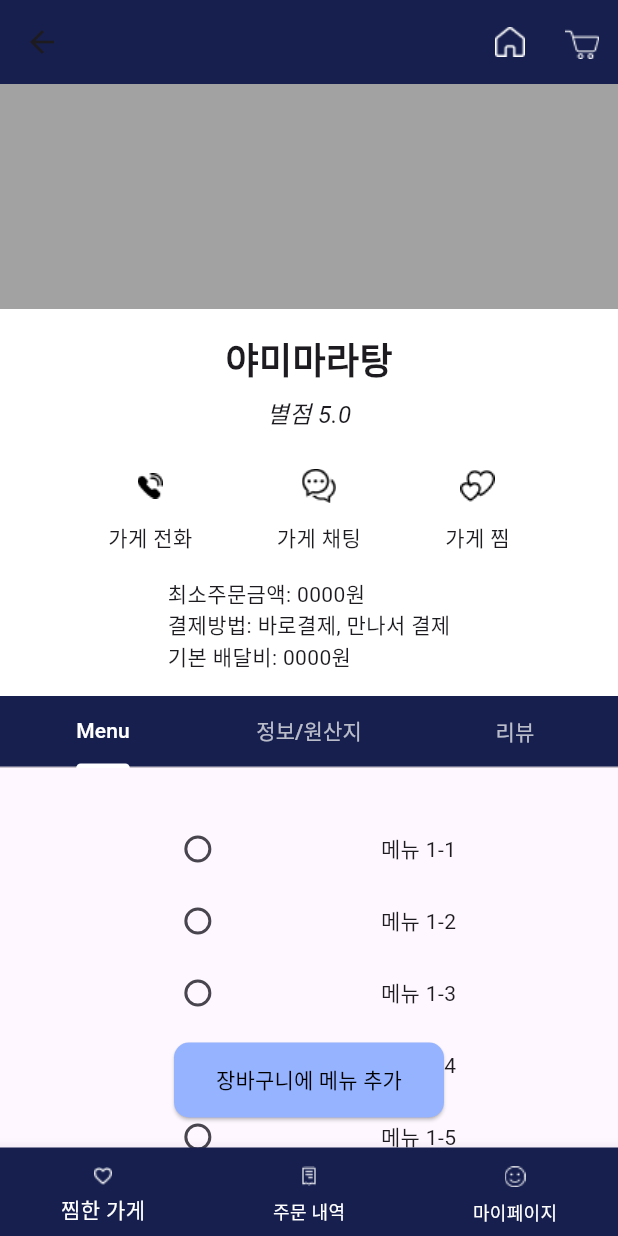
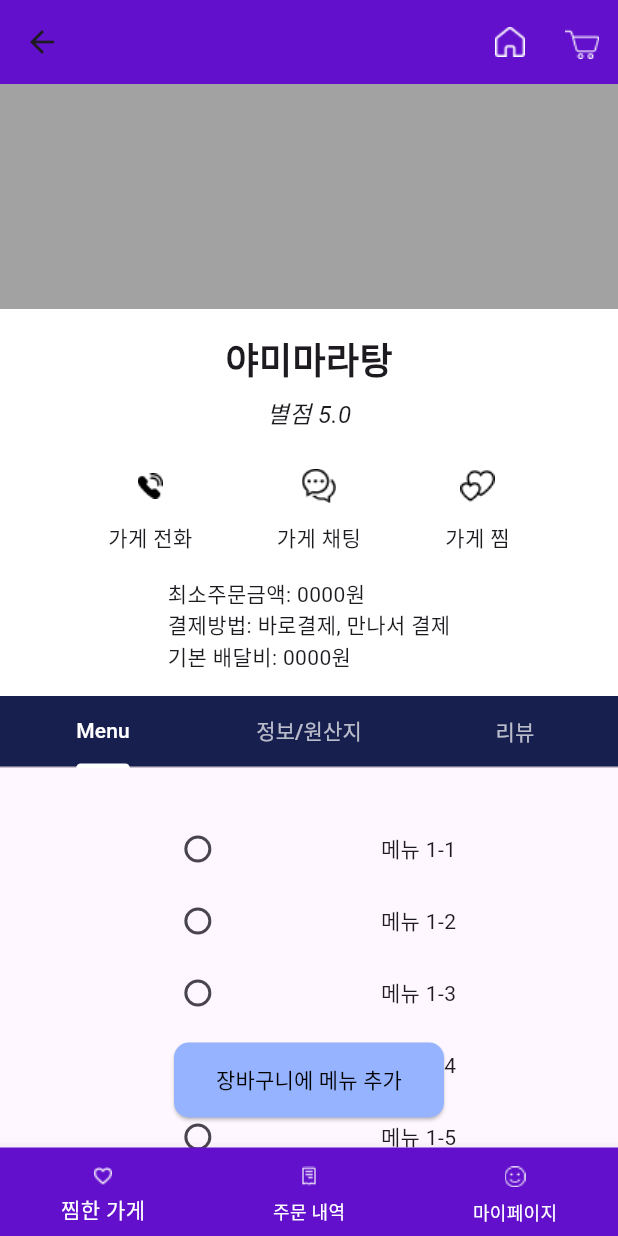
Before and after one commit to Bewheneverwhatiwant/Customer_App, a Flutter app: the Jokbo screen opened directly, after a tap on "매장 1", on a phone screen of 412 x 824 dp. Run offline on Flutter 3.47's test engine with Material 3 defaults, Android fonts, the phone set to English and light mode, and no system bars.

Commit message:
[ADD] 색상 수정 중

```diff
--- a/lib/mainpage/MainPage/Navi.dart
+++ b/lib/mainpage/MainPage/Navi.dart
@@ -6,7 +6,7 @@ class Navi extends StatelessWidget {
   @override
   Widget build(BuildContext context) {
     return BottomNavigationBar(
-      backgroundColor: const Color(0xFF161F4E), // 네비게이션 바 배경색
+      backgroundColor: const Color(0xFF6210CC), // 네비게이션 바 배경색
       selectedItemColor: Colors.white,
       unselectedItemColor: Colors.white,
       items: const <BottomNavigationBarItem>[
--- a/lib/mainpage/MainPage/addressBanner.dart
+++ b/lib/mainpage/MainPage/addressBanner.dart
@@ -8,7 +8,7 @@ class AddressBanner extends StatelessWidget {
   @override
   Widget build(BuildContext context) {
     return Container(
-      color: const Color(0xFF161F4E), // 배경색 설정
+      color: const Color(0xFF6210CC), // 배경색 설정
       padding: const EdgeInsets.all(16.0), // 내부 여백 설정
       child: Column(
         crossAxisAlignment: CrossAxisAlignment.start,
--- a/lib/mainpage/MainPage/header.dart
+++ b/lib/mainpage/MainPage/header.dart
@@ -2,7 +2,7 @@ import 'package:flutter/material.dart';
 
 AppBar buildAppBar() {
   return AppBar(
-    backgroundColor: const Color(0xFF161F4E), // #161F4E 색상 값 사용
+    backgroundColor: const Color(0xFF6210CC), // #161F4E 색상 값 사용
     title: const Text(''),
     actions: [
       IconButton(
--- a/lib/mainpage/MainPage/mainpage.dart
+++ b/lib/mainpage/MainPage/mainpage.dart
@@ -38,7 +38,7 @@ class _MyHomePageState extends State<MyHomePage> {
   Widget build(BuildContext context) {
     return Scaffold(
       appBar: buildAppBar(),
-      backgroundColor: const Color(0xFF161F4E), // #161F4E 색상 설정
+      backgroundColor: const Color(0xFF6210CC), // #161F4E 색상 설정
       body: SingleChildScrollView(
         child: Column(
           children: [
--- a/lib/mainpage/MainPage/menuCategory/ShopPage/BuyPage.dart
+++ b/lib/mainpage/MainPage/menuCategory/ShopPage/BuyPage.dart
@@ -38,9 +38,8 @@ class _BuyPageState extends State<BuyPage> {
       },
     );
 
-    // Simulate a delay for payment processing
     Future.delayed(const Duration(seconds: 2), () {
-      Navigator.pop(context); // Close the loading dialog
+      Navigator.pop(context);
       _showPaymentSuccessDialog();
     });
   }
@@ -56,11 +55,9 @@ class _BuyPageState extends State<BuyPage> {
       },
     );
 
-    // Simulate a delay before returning to home screen
     Future.delayed(const Duration(seconds: 2), () {
-      Navigator.pop(context); // Close the success dialog
-      Navigator.popUntil(
-          context, (route) => route.isFirst); // Return to home screen
+      Navigator.pop(context);
+      Navigator.popUntil(context, (route) => route.isFirst);
     });
   }
 
@@ -69,7 +66,7 @@ class _BuyPageState extends State<BuyPage> {
     return Scaffold(
       appBar: AppBar(
         title: const Text('주문자 정보'),
-        backgroundColor: const Color(0xFF161F4E),
+        backgroundColor: const Color(0xFF6210CC),
       ),
       body: SingleChildScrollView(
         padding: const EdgeInsets.all(16.0),
```
